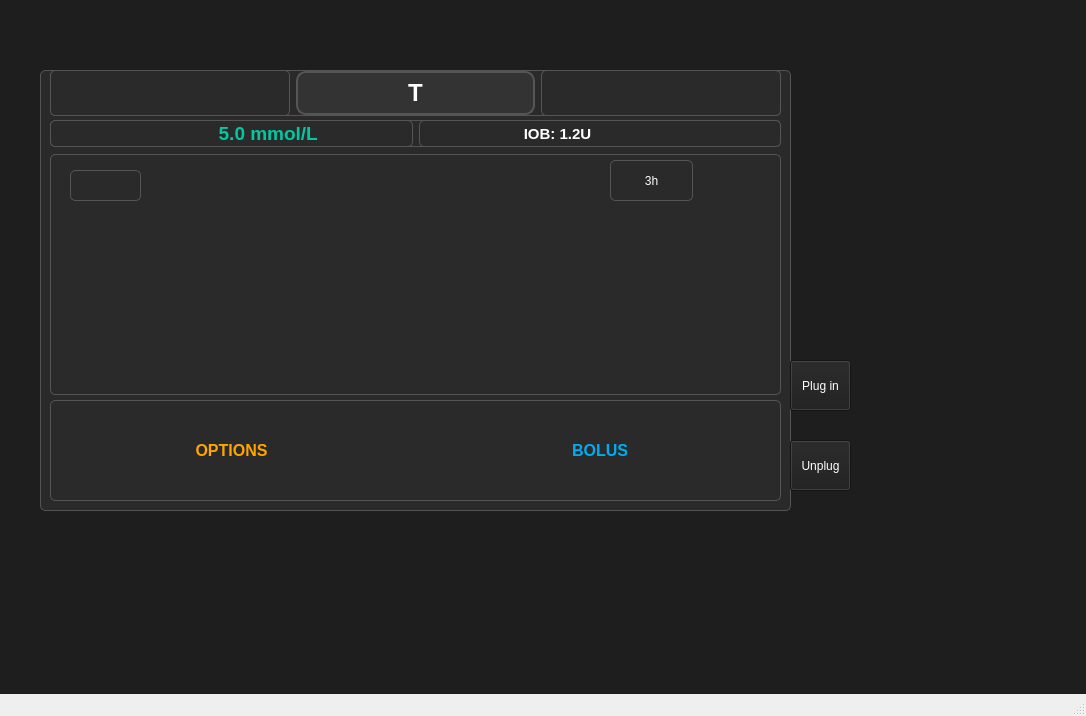
Jelloge/insulin-pump-project, file src/mainwindow.ui: the form before one commit.
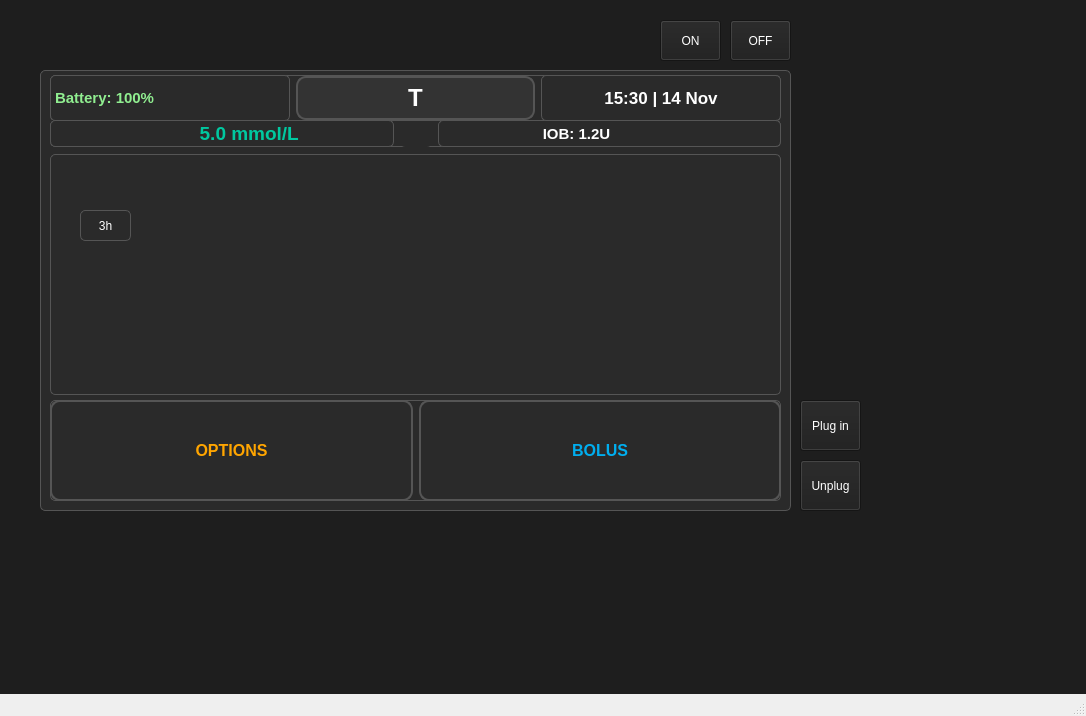
The form after the commit. Custom widgets are drawn as their Qt base class.

The edit to the form file:
```diff
--- a/src/mainwindow.ui
+++ b/src/mainwindow.ui
@@ -44,9 +44,6 @@
      <property name="alignment">
       <set>Qt::AlignCenter</set>
      </property>
-     <property name="text" stdset="0">
-      <string>CGM Graph Placeholder</string>
-     </property>
     </widget>
     <widget class="QWidget" name="layoutWidget">
      <property name="geometry">
@@ -71,6 +68,28 @@
         </property>
        </widget>
       </item>
+      <item>
+       <widget class="QPushButton" name="basalDeliveryStatusIcon">
+        <property name="sizePolicy">
+         <sizepolicy hsizetype="Fixed" vsizetype="Minimum">
+          <horstretch>0</horstretch>
+          <verstretch>0</verstretch>
+         </sizepolicy>
+        </property>
+        <property name="minimumSize">
+         <size>
+          <width>0</width>
+          <height>0</height>
+         </size>
+        </property>
+        <property name="styleSheet">
+         <string notr="true">border: none;</string>
+        </property>
+        <property name="text">
+         <string/>
+        </property>
+       </widget>
+      </item>
       <item>
        <widget class="QLabel" name="iobLabel">
         <property name="styleSheet">
@@ -86,11 +105,11 @@
       </item>
      </layout>
     </widget>
-    <widget class="QWidget" name="layoutWidget">
+    <widget class="QWidget" name="layoutWidget1">
      <property name="geometry">
       <rect>
        <x>10</x>
-       <y>0</y>
+       <y>5</y>
        <width>731</width>
        <height>46</height>
       </rect>
@@ -108,7 +127,7 @@
          <string notr="true">font-weight: bold; font-size: 11pt; color: lightgreen;</string>
         </property>
         <property name="text">
-         <string/>
+         <string>Battery: 100%</string>
         </property>
         <property name="alignment">
          <set>Qt::AlignLeading|Qt::AlignLeft|Qt::AlignVCenter</set>
@@ -150,7 +169,7 @@
          <string notr="true">font-weight: bold; font-size: 13pt; color: white;</string>
         </property>
         <property name="text">
-         <string/>
+         <string>15:30 | 14 Nov</string>
         </property>
         <property name="alignment">
          <set>Qt::AlignCenter</set>
@@ -159,7 +178,7 @@
       </item>
      </layout>
     </widget>
-    <widget class="QWidget" name="layoutWidget">
+    <widget class="QWidget" name="layoutWidget2">
      <property name="geometry">
       <rect>
        <x>10</x>
@@ -171,13 +190,19 @@
      <layout class="QHBoxLayout" name="horizontalLayout_bottom">
       <item>
        <widget class="QPushButton" name="optionsButton">
+        <property name="sizePolicy">
+         <sizepolicy hsizetype="Minimum" vsizetype="Minimum">
+          <horstretch>0</horstretch>
+          <verstretch>0</verstretch>
+         </sizepolicy>
+        </property>
         <property name="styleSheet">
-         <string notr="true">
- QPushButton {
+         <string notr="true"> QPushButton {
      background-color: transparent;
      color: #FFA500;
      font: bold 12pt;
-     border: none;
+     border-radius: 10px;
+     border: 2px solid #555;
  }
  QPushButton:hover {
      color: #FFCC66;
@@ -191,13 +216,20 @@
       </item>
       <item>
        <widget class="QPushButton" name="bolusButton">
+        <property name="sizePolicy">
+         <sizepolicy hsizetype="Minimum" vsizetype="Minimum">
+          <horstretch>0</horstretch>
+          <verstretch>0</verstretch>
+         </sizepolicy>
+        </property>
         <property name="styleSheet">
          <string notr="true">
  QPushButton {
      background-color: transparent;
      color: #00AEEF;
      font: bold 12pt;
-     border: none;
+     border-radius: 10px;
+     border: 2px solid #555;
  }
  QPushButton:hover {
      color: #66CCFF;
@@ -211,51 +243,41 @@
       </item>
      </layout>
     </widget>
-    <widget class="QLabel" name="chargingIconLabel">
-     <property name="geometry">
-      <rect>
-       <x>30</x>
-       <y>100</y>
-       <width>71</width>
-       <height>31</height>
-      </rect>
-     </property>
-     <property name="text">
-      <string/>
-     </property>
-    </widget>
     <widget class="QPushButton" name="timeRangeButton">
      <property name="geometry">
       <rect>
-       <x>570</x>
-       <y>90</y>
-       <width>83</width>
-       <height>41</height>
+       <x>40</x>
+       <y>140</y>
+       <width>51</width>
+       <height>31</height>
       </rect>
      </property>
      <property name="text">
       <string>3h</string>
      </property>
     </widget>
-   </widget>
-   <widget class="QPushButton" name="ChargeButton">
-    <property name="geometry">
-     <rect>
-      <x>790</x>
-      <y>360</y>
-      <width>61</width>
-      <height>51</height>
-     </rect>
-    </property>
-    <property name="text">
-     <string>Plug in</string>
-    </property>
+    <widget class="QPushButton" name="controlIQStatusIcon">
+     <property name="geometry">
+      <rect>
+       <x>40</x>
+       <y>100</y>
+       <width>31</width>
+       <height>31</height>
+      </rect>
+     </property>
+     <property name="styleSheet">
+      <string notr="true">border: none;</string>
+     </property>
+     <property name="text">
+      <string/>
+     </property>
+    </widget>
    </widget>
    <widget class="QPushButton" name="UnplugButton">
     <property name="geometry">
      <rect>
-      <x>790</x>
-      <y>440</y>
+      <x>800</x>
+      <y>460</y>
       <width>61</width>
       <height>51</height>
      </rect>
@@ -264,6 +286,48 @@
      <string>Unplug</string>
     </property>
    </widget>
+   <widget class="QPushButton" name="ChargeButton">
+    <property name="geometry">
+     <rect>
+      <x>800</x>
+      <y>400</y>
+      <width>61</width>
+      <height>51</height>
+     </rect>
+    </property>
+    <property name="text">
+     <string>Plug in</string>
+    </property>
+   </widget>
+   <widget class="QPushButton" name="turnOffButton">
+    <property name="geometry">
+     <rect>
+      <x>730</x>
+      <y>20</y>
+      <width>61</width>
+      <height>41</height>
+     </rect>
+    </property>
+    <property name="text">
+     <string>OFF</string>
+    </property>
+   </widget>
+   <widget class="QPushButton" name="turnOnButton">
+    <property name="geometry">
+     <rect>
+      <x>660</x>
+      <y>20</y>
+      <width>61</width>
+      <height>41</height>
+     </rect>
+    </property>
+    <property name="styleSheet">
+     <string notr="true"/>
+    </property>
+    <property name="text">
+     <string>ON</string>
+    </property>
+   </widget>
   </widget>
   <widget class="QMenuBar" name="menubar">
    <property name="geometry">
@@ -280,8 +344,8 @@
  <customwidgets>
   <customwidget>
    <class>QChartView</class>
-   <extends>QGraphicsView</extends>
-   <header>QtCharts.h</header>
+   <extends>QLabel</extends>
+   <header>QtCharts</header>
   </customwidget>
  </customwidgets>
  <resources/>
```
